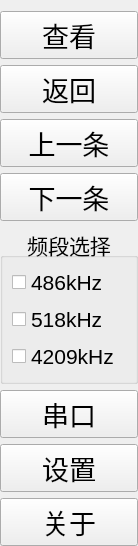
Before: the Qt Designer form control_panel.ui in GuoZhiyong/navtex_qt, drawn with Qt 5.
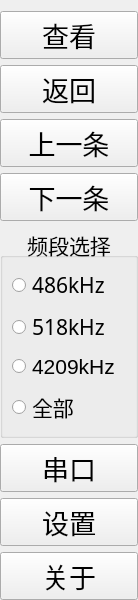
After: the same form once the commit is applied.

```diff
--- a/control_panel.ui
+++ b/control_panel.ui
@@ -7,7 +7,7 @@
     <x>0</x>
     <y>0</y>
     <width>138</width>
-    <height>430</height>
+    <height>600</height>
    </rect>
   </property>
   <property name="windowTitle">
@@ -93,28 +93,51 @@
      <property name="alignment">
       <set>Qt::AlignCenter</set>
      </property>
+     <property name="flat">
+      <bool>false</bool>
+     </property>
+     <property name="checkable">
+      <bool>false</bool>
+     </property>
      <layout class="QVBoxLayout" name="verticalLayout_2">
       <item>
-       <widget class="QCheckBox" name="cb_486">
+       <widget class="QRadioButton" name="cb_486">
+        <property name="font">
+         <font>
+          <family>WenQuanYi Micro Hei</family>
+         </font>
+        </property>
         <property name="text">
          <string>486kHz</string>
         </property>
        </widget>
       </item>
       <item>
-       <widget class="QCheckBox" name="cb_518">
+       <widget class="QRadioButton" name="cb_518">
+        <property name="font">
+         <font>
+          <family>WenQuanYi Micro Hei</family>
+         </font>
+        </property>
         <property name="text">
          <string>518kHz</string>
         </property>
        </widget>
       </item>
       <item>
-       <widget class="QCheckBox" name="cb_4209">
+       <widget class="QRadioButton" name="cb_4209">
         <property name="text">
          <string>4209kHz</string>
         </property>
        </widget>
       </item>
+      <item>
+       <widget class="QRadioButton" name="radioButton">
+        <property name="text">
+         <string>全部</string>
+        </property>
+       </widget>
+      </item>
      </layout>
     </widget>
    </item>
```
